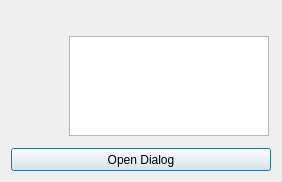
Before: the Qt Designer form dialog.ui in zeekaa/qvknotify, drawn with Qt 5.
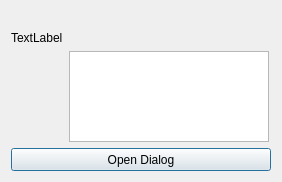
After: the same form once the commit is applied.

Diff of the .ui file:
```diff
--- a/dialog.ui
+++ b/dialog.ui
@@ -50,6 +50,13 @@
          </item>
         </layout>
        </item>
+       <item>
+        <widget class="QLabel" name="timeLabel">
+         <property name="text">
+          <string>TextLabel</string>
+         </property>
+        </widget>
+       </item>
        <item>
         <layout class="QHBoxLayout" name="horizontalLayout_4">
          <item>
@@ -133,8 +140,8 @@
             <string>&lt;!DOCTYPE HTML PUBLIC &quot;-//W3C//DTD HTML 4.0//EN&quot; &quot;http://www.w3.org/TR/REC-html40/strict.dtd&quot;&gt;
 &lt;html&gt;&lt;head&gt;&lt;meta name=&quot;qrichtext&quot; content=&quot;1&quot; /&gt;&lt;style type=&quot;text/css&quot;&gt;
 p, li { white-space: pre-wrap; }
-&lt;/style&gt;&lt;/head&gt;&lt;body style=&quot; font-family:'Liberation Sans'; font-size:10pt; font-weight:400; font-style:normal;&quot;&gt;
-&lt;p style=&quot;-qt-paragraph-type:empty; margin-top:0px; margin-bottom:0px; margin-left:0px; margin-right:0px; -qt-block-indent:0; text-indent:0px; font-family:'Sans Serif'; font-size:9pt;&quot;&gt;&lt;br /&gt;&lt;/p&gt;&lt;/body&gt;&lt;/html&gt;</string>
+&lt;/style&gt;&lt;/head&gt;&lt;body style=&quot; font-family:'Sans Serif'; font-size:9pt; font-weight:400; font-style:normal;&quot;&gt;
+&lt;p style=&quot;-qt-paragraph-type:empty; margin-top:0px; margin-bottom:0px; margin-left:0px; margin-right:0px; -qt-block-indent:0; text-indent:0px;&quot;&gt;&lt;br /&gt;&lt;/p&gt;&lt;/body&gt;&lt;/html&gt;</string>
            </property>
           </widget>
          </item>
```
